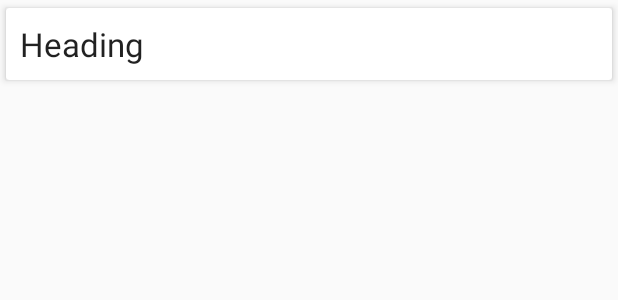
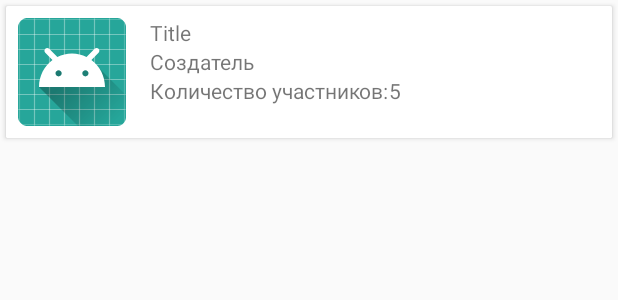
Before and after one commit to nolit1/Collaborationworldofteamcraft, an Android app: the layout list_item.xml on its own in the app's theme, with its tools: preview values and no code run, on a phone screen of 412 x 824 dp. Shown: the top 300 px of the screen. Run offline under Robolectric (Android 15) with nearby library versions, the phone set to English and light mode, and no system bars.

Commit message:
нужно доработать MainActivity, чтобы он работал и работало приложение

```diff
--- a/app/src/main/res/layout/content_main.xml
+++ b/app/src/main/res/layout/content_main.xml
@@ -23,8 +23,6 @@
 
         </android.support.v7.widget.RecyclerView>
 
-
-
     </android.support.v4.widget.SwipeRefreshLayout>
 
 </android.support.constraint.ConstraintLayout>
--- a/app/src/main/res/layout/list_item.xml
+++ b/app/src/main/res/layout/list_item.xml
@@ -1,44 +1,71 @@
 <?xml version="1.0" encoding="utf-8"?>
-<android.support.constraint.ConstraintLayout
-    xmlns:android="http://schemas.android.com/apk/res/android" android:layout_width="match_parent"
-    android:layout_height="match_parent">
-
-    <!--Элемент в списке, пока тут только заголовок, но добавлю еще фотку,
-    категорию и создателя-->
-
-    <android.support.v7.widget.CardView xmlns:card_view="http://schemas.android.com/apk/res-auto"
+<LinearLayout xmlns:android="http://schemas.android.com/apk/res/android"
+    xmlns:tools="http://schemas.android.com/tools"
+    xmlns:card_view="http://schemas.android.com/apk/res-auto"
+    android:layout_height="wrap_content"
+    android:layout_width="match_parent">
+    <android.support.v7.widget.CardView
+        xmlns:card_view="http://schemas.android.com/apk/res-auto"
+        android:id="@+id/card_view"
+        android:layout_gravity="center"
         android:layout_width="match_parent"
         android:layout_height="wrap_content"
-        android:layout_gravity="center"
-        card_view:cardElevation="3dp"
-        card_view:cardUseCompatPadding="true">
+        card_view:cardCornerRadius="1dp"
+        android:layout_margin="4dp">
 
-        <LinearLayout
+
+        <LinearLayout xmlns:android="http://schemas.android.com/apk/res/android"
+            xmlns:tools="http://schemas.android.com/tools"
             android:layout_width="match_parent"
             android:layout_height="wrap_content"
-            android:orientation="vertical"
-            android:padding="@dimen/cardview_compat_inset_shadow">
+            android:orientation="horizontal"
+            android:padding="8dp">
 
+            <ImageView
+                android:id="@+id/image"
+                android:layout_width="wrap_content"
+                android:layout_height="wrap_content"
+                android:src="@mipmap/ic_launcher"
+                android:visibility="visible" />
 
-            <!--<ImageView-->
-                <!--android:id="@+id/imageView"-->
-                <!--android:layout_width="match_parent"-->
-                <!--android:layout_height="match_parent"-->
-                <!--android:scaleType="fitStart"/>-->
+            <LinearLayout
+                android:id="@+id/text_container"
+                android:layout_width="match_parent"
+                android:layout_height="match_parent"
+                android:orientation="vertical"
+                android:paddingLeft="16dp">
 
-            <TextView
-                android:id="@+id/textViewHead"
-                android:layout_width="match_parent"
-                android:layout_height="wrap_content"
-                android:text="Heading"
-                android:layout_margin="8dp"
-                android:textAppearance="@style/Base.TextAppearance.AppCompat.Large" />
+                <TextView
+                    android:id="@+id/title"
+                    android:layout_width="match_parent"
+                    android:layout_height="wrap_content"
+                    tools:text="Title" />
 
+                <TextView
+                    android:id="@+id/author"
+                    android:layout_width="match_parent"
+                    android:layout_height="wrap_content"
+                    tools:text="Создатель" />
 
+                <!--Заменю на нормальное отображение, вроде
+                не textView должно быть в количестве-->
+                <LinearLayout
+                    android:layout_width="match_parent"
+                    android:layout_height="wrap_content"
+                    android:orientation="horizontal">
+                    <TextView
+                        android:id="@+id/peopleCount"
+                        android:layout_width="wrap_content"
+                        android:layout_height="wrap_content"
+                        tools:text="Количество участников:" />
+                    <TextView
+                        android:id="@+id/count"
+                        android:layout_width="match_parent"
+                        android:layout_height="wrap_content"
+                        tools:text="5" />
+                </LinearLayout>
 
+            </LinearLayout>
         </LinearLayout>
-
-
-    </android.support.v7.widget.CardView>
-
-</android.support.constraint.ConstraintLayout>
+</android.support.v7.widget.CardView>
+</LinearLayout>
```
Also changed, not shown: app/src/main/java/com/example/nolit/collaborationworldofteamcraft/ListItem.java (+29 -11 lines), app/src/main/java/com/example/nolit/collaborationworldofteamcraft/MainActivity.java (+24 -9 lines), app/src/main/java/com/example/nolit/collaborationworldofteamcraft/MyAdapter.java (+30 -24 lines).
